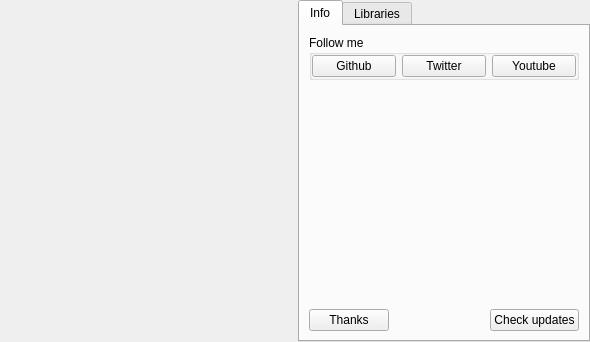
Old version of the form xaboutwidget.ui in the repository horsicq/XAboutWidget.
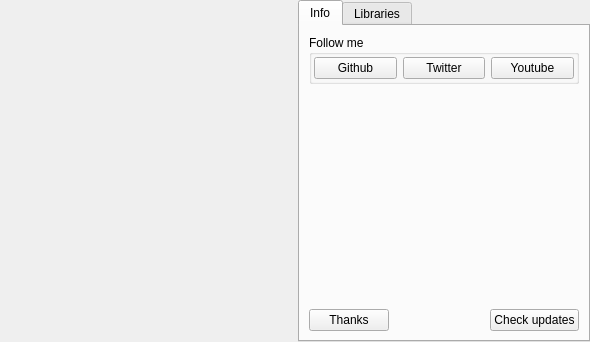
New version of the form.

What changed in the file:
```diff
--- a/xaboutwidget.ui
+++ b/xaboutwidget.ui
@@ -71,16 +71,16 @@
          </property>
          <layout class="QHBoxLayout" name="horizontalLayout_4">
           <property name="leftMargin">
-           <number>0</number>
+           <number>2</number>
           </property>
           <property name="topMargin">
-           <number>0</number>
+           <number>2</number>
           </property>
           <property name="rightMargin">
-           <number>0</number>
+           <number>2</number>
           </property>
           <property name="bottomMargin">
-           <number>0</number>
+           <number>2</number>
           </property>
           <item>
            <widget class="QPushButton" name="pushButtonFollowGithub">
```
